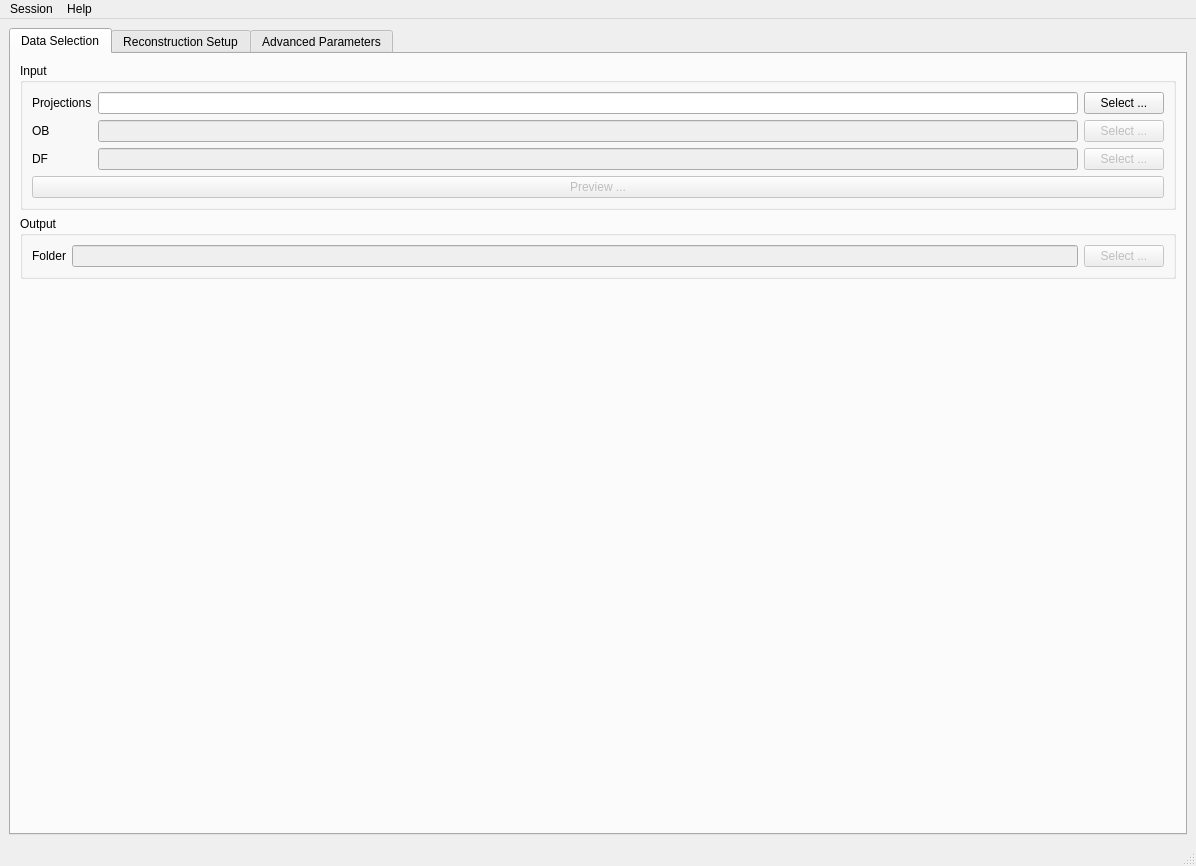
Qt form src/pyMBIR_UI/ui/main_application.ui (ornlneutronimaging/pyMBIR_UI) before a commit.
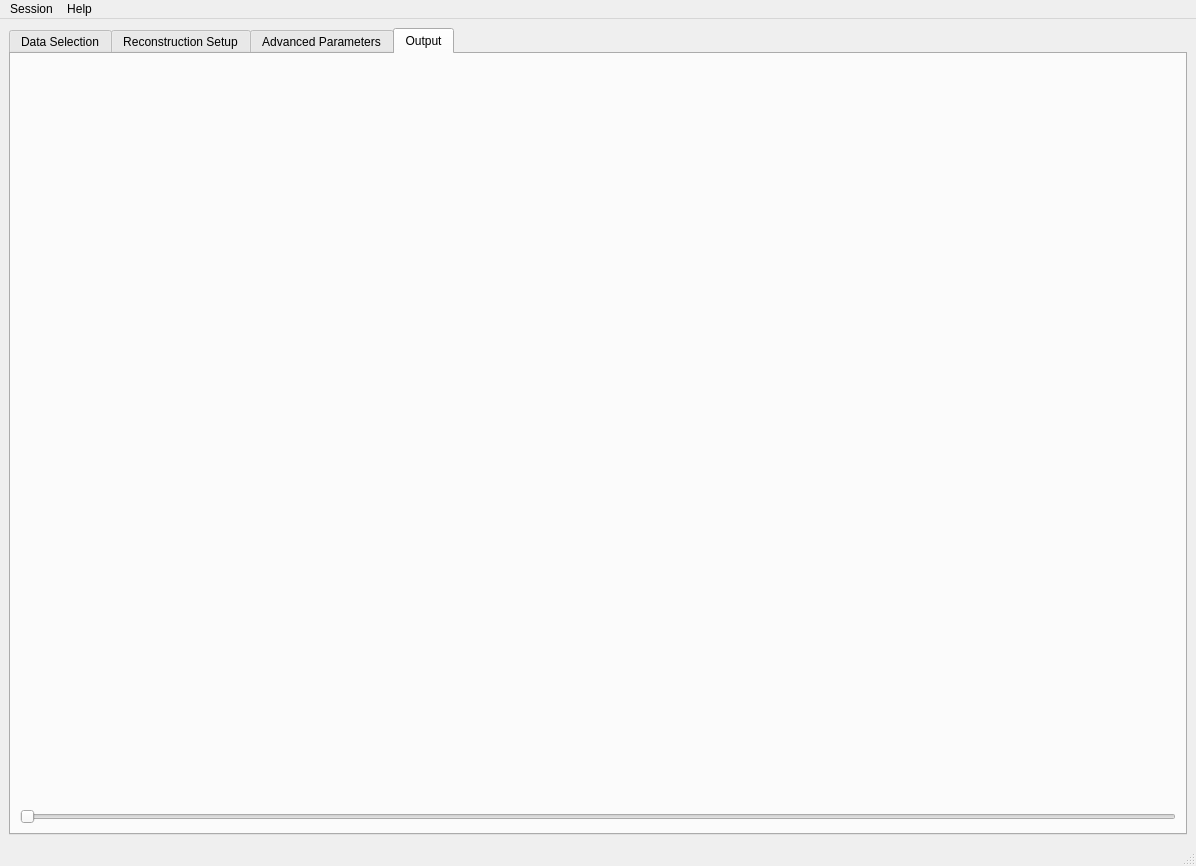
The same form after that commit. The open tabs and pages were chosen to show the change. Icons and pictures are not drawn.

Commit message: tab in place. this refs #23

```diff
--- a/src/pyMBIR_UI/ui/main_application.ui
+++ b/src/pyMBIR_UI/ui/main_application.ui
@@ -1016,6 +1016,33 @@
         </item>
        </layout>
       </widget>
+      <widget class="QWidget" name="Output">
+       <attribute name="title">
+        <string>Output</string>
+       </attribute>
+       <layout class="QVBoxLayout" name="verticalLayout_14">
+        <item>
+         <widget class="QWidget" name="widget" native="true">
+          <property name="enabled">
+           <bool>true</bool>
+          </property>
+          <property name="sizePolicy">
+           <sizepolicy hsizetype="Expanding" vsizetype="Expanding">
+            <horstretch>0</horstretch>
+            <verstretch>0</verstretch>
+           </sizepolicy>
+          </property>
+         </widget>
+        </item>
+        <item>
+         <widget class="QSlider" name="horizontalSlider">
+          <property name="orientation">
+           <enum>Qt::Horizontal</enum>
+          </property>
+         </widget>
+        </item>
+       </layout>
+      </widget>
      </widget>
     </item>
    </layout>
```
The commit also changes 3 other files.
